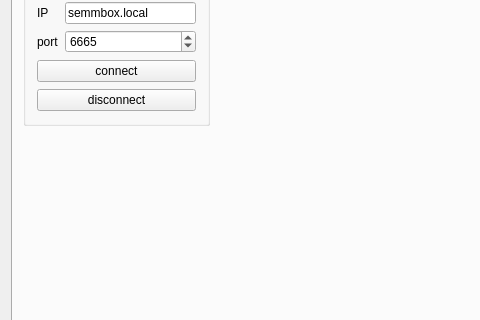
Qt form software/extern/qttest/mainwindow.ui (wenndemann/blabot) before a commit; both pictures show x 0 to 480 and y 113 to 433 of the 800 by 600 pixel window.
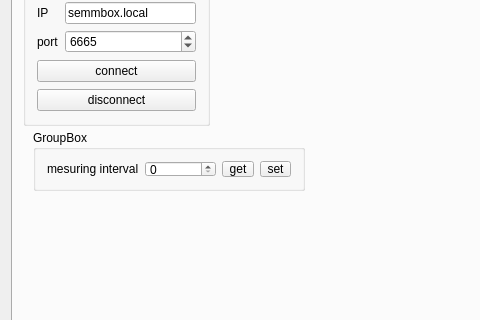
The same form after that commit. Custom widgets are drawn as their Qt base class.

The edit to the form file:
```diff
--- a/software/extern/qttest/mainwindow.ui
+++ b/software/extern/qttest/mainwindow.ui
@@ -154,6 +154,65 @@
          </item>
         </layout>
        </widget>
+       <widget class="QGroupBox" name="groupBox">
+        <property name="geometry">
+         <rect>
+          <x>20</x>
+          <y>170</y>
+          <width>272</width>
+          <height>61</height>
+         </rect>
+        </property>
+        <property name="sizePolicy">
+         <sizepolicy hsizetype="Minimum" vsizetype="Maximum">
+          <horstretch>0</horstretch>
+          <verstretch>0</verstretch>
+         </sizepolicy>
+        </property>
+        <property name="title">
+         <string>GroupBox</string>
+        </property>
+        <layout class="QVBoxLayout" name="verticalLayout_9">
+         <item>
+          <layout class="QGridLayout" name="gridLayout_3">
+           <item row="0" column="3">
+            <widget class="QToolButton" name="toolButtonSetMeasuingInterval">
+             <property name="text">
+              <string>set</string>
+             </property>
+            </widget>
+           </item>
+           <item row="0" column="1">
+            <widget class="QSpinBox" name="spinBoxMeasuingInterval">
+             <property name="sizePolicy">
+              <sizepolicy hsizetype="Expanding" vsizetype="Fixed">
+               <horstretch>0</horstretch>
+               <verstretch>0</verstretch>
+              </sizepolicy>
+             </property>
+             <property name="maximum">
+              <number>10000</number>
+             </property>
+            </widget>
+           </item>
+           <item row="0" column="2">
+            <widget class="QToolButton" name="toolButtonGetMeasuingInterval">
+             <property name="text">
+              <string>get</string>
+             </property>
+            </widget>
+           </item>
+           <item row="0" column="0">
+            <widget class="QLabel" name="labelMeasuingInterval">
+             <property name="text">
+              <string>mesuring interval</string>
+             </property>
+            </widget>
+           </item>
+          </layout>
+         </item>
+        </layout>
+       </widget>
       </widget>
       <widget class="QWidget" name="tabPlot">
        <attribute name="title">
```
